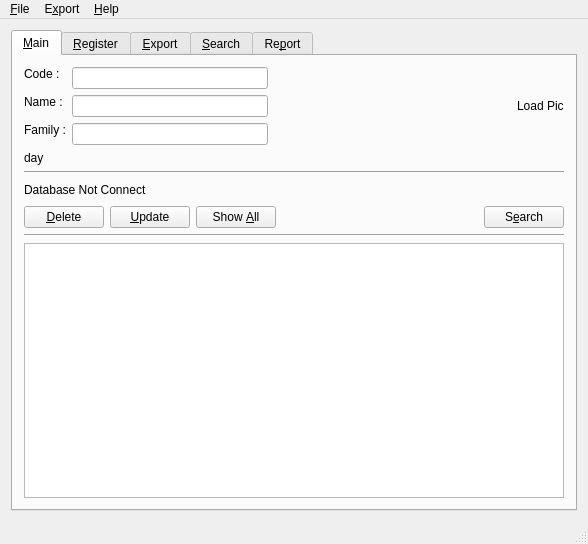
Above: LugRegister/mainwindow.ui from alirezafour/ilugRegister before the change. Below: the same form after it.
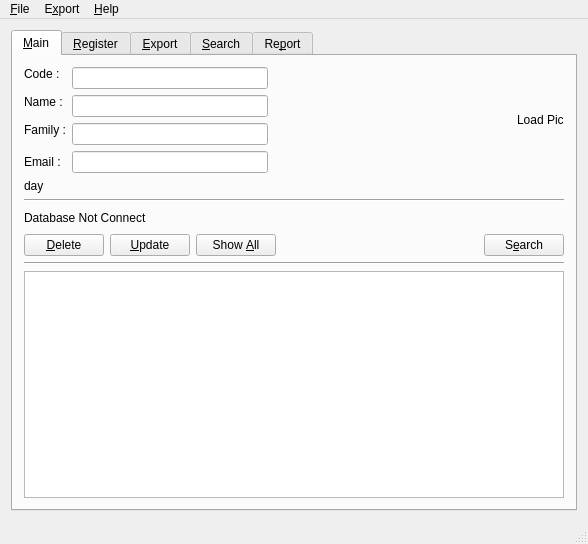
That is the form after the change.

Commit message: add email field to Main tab and work on first user with number 100<x<999 in ducowiki report without link page

```diff
--- a/LugRegister/mainwindow.ui
+++ b/LugRegister/mainwindow.ui
@@ -99,6 +99,16 @@
                 <item row="0" column="1">
                  <widget class="QLineEdit" name="Code_Line"/>
                 </item>
+                <item row="3" column="0">
+                 <widget class="QLabel" name="Email_Label">
+                  <property name="text">
+                   <string>Email :</string>
+                  </property>
+                 </widget>
+                </item>
+                <item row="3" column="1">
+                 <widget class="QLineEdit" name="Email_Line"/>
+                </item>
                </layout>
               </item>
               <item>
```
Left out of the diff: 4 changed lines with no effect on the pictures. The commit also changes 9 other files.
